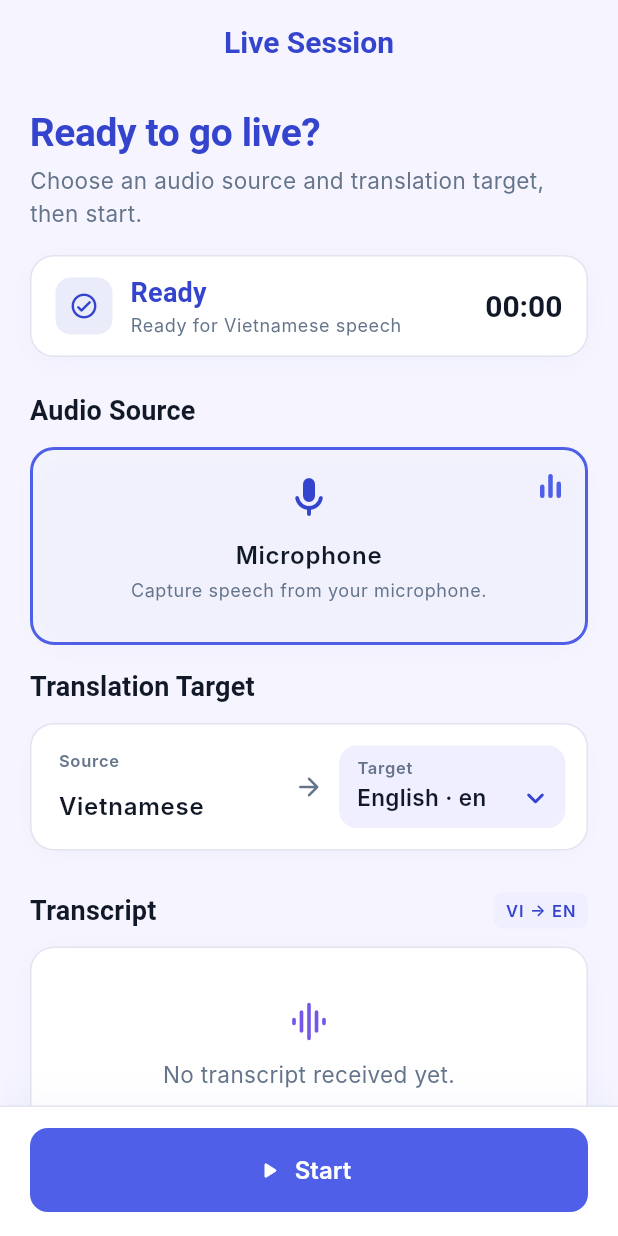
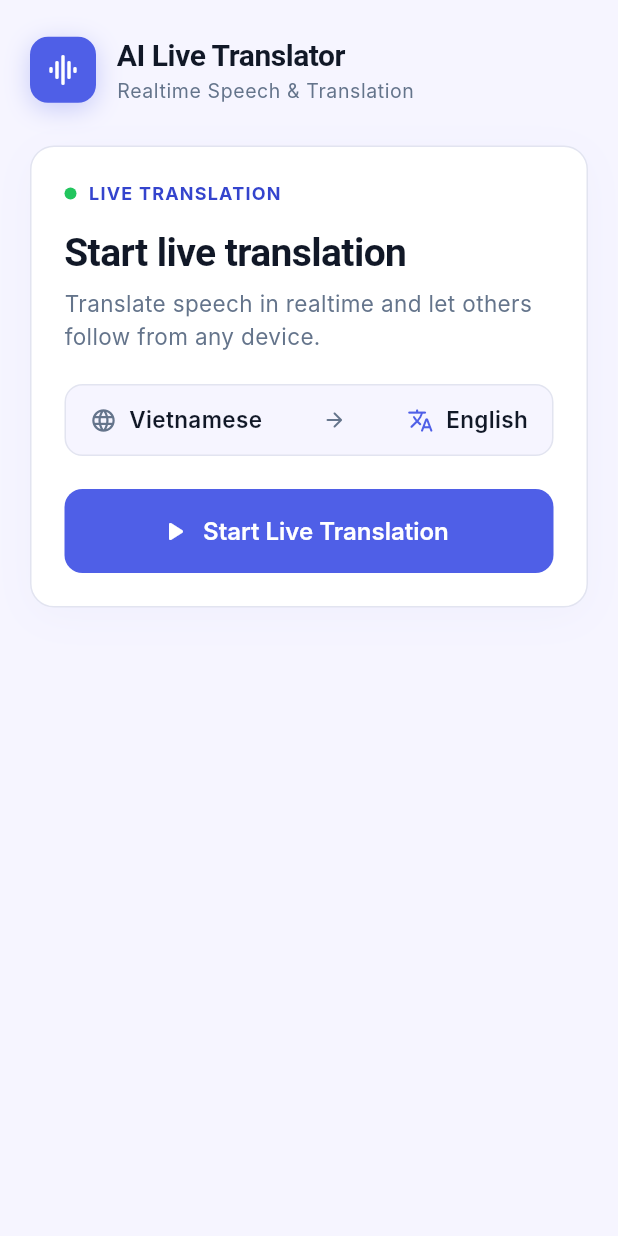
Before and after one commit to DangAnhNhut/AI_Live_Translator, a Flutter app: the screen it shows after launch, on a phone screen of 412 x 824 dp. Run offline on Flutter 3.47's test engine with Material 3 defaults, Android fonts, the phone set to English and light mode, and no system bars; our stand-ins replace permission_handler; missing offline and left inert: flutter_file_saver, record; Roboto replaces fonts that are missing (Inter, Plus Jakarta Sans).

Commit message:
feat(mobile): add home and safe session navigation

```diff
--- a/apps/mobile/lib/app.dart
+++ b/apps/mobile/lib/app.dart
@@ -2,7 +2,7 @@ import 'package:flutter/material.dart';
 
 import 'benchmark/stt_benchmark.dart';
 import 'diagnostics/stt_transcript_trace.dart';
-import 'screens/live_session_screen.dart';
+import 'screens/home_screen.dart';
 import 'services/audio_input.dart';
 import 'services/debug_stt_session_transport.dart';
 import 'services/microphone_capture_service.dart';
@@ -66,7 +66,7 @@ class _AiLiveTranslatorAppState extends State<AiLiveTranslatorApp> {
       title: 'AI Live Translator',
       debugShowCheckedModeBanner: false,
       theme: buildAppTheme(),
-      home: LiveSessionScreen(
+      home: HomeScreen(
         controller: _controller,
         debugControls: widget.debugControls,
       ),
--- /dev/null
+++ b/apps/mobile/lib/screens/home_screen.dart
@@ -0,0 +1,247 @@
+import 'package:flutter/material.dart';
+
+import '../services/debug_stt_session_transport.dart';
+import '../session/live_session_controller.dart';
+import '../theme/app_theme.dart';
+import 'live_session_screen.dart';
+
+class HomeScreen extends StatelessWidget {
+  const HomeScreen({
+    super.key,
+    required this.controller,
+    this.debugControls,
+    this.onStartLiveTranslation,
+  });
+
+  final LiveSessionController controller;
+  final DebugSttSessionControls? debugControls;
+  final VoidCallback? onStartLiveTranslation;
+
+  void _openLiveSession(BuildContext context) {
+    if (onStartLiveTranslation != null) {
+      onStartLiveTranslation!();
+      return;
+    }
+    if (controller.hasStoppedSession) {
+      controller.resetToReady();
+    }
+    Navigator.of(context).push(
+      MaterialPageRoute<void>(
+        builder: (_) => LiveSessionScreen(
+          controller: controller,
+          debugControls: debugControls,
+        ),
+      ),
+    );
+  }
+
+  @override
+  Widget build(BuildContext context) {
+    return Scaffold(
+      backgroundColor: AppColors.background,
+      body: SafeArea(
+        child: SingleChildScrollView(
+          padding: const EdgeInsets.symmetric(horizontal: 20, vertical: 24),
+          child: Column(
+            crossAxisAlignment: CrossAxisAlignment.stretch,
+            children: [
+              _HomeHeader(),
+              const SizedBox(height: 28),
+              _HeroCard(
+                onStart: () => _openLiveSession(context),
+              ),
+            ],
+          ),
+        ),
+      ),
+    );
+  }
+}
+
+class _HomeHeader extends StatelessWidget {
+  @override
+  Widget build(BuildContext context) {
+    return Row(
+      children: [
+        Container(
+          width: 44,
+          height: 44,
+          decoration: BoxDecoration(
+            color: AppColors.primary,
+            borderRadius: BorderRadius.circular(12),
+            boxShadow: [
+              BoxShadow(
+                color: AppColors.primary.withValues(alpha: 0.28),
+                blurRadius: 14,
+                offset: const Offset(0, 4),
+              ),
+            ],
+          ),
+          child: const Icon(
+            Icons.graphic_eq_rounded,
+            color: Colors.white,
+            size: 24,
+          ),
+        ),
+        const SizedBox(width: 14),
+        Expanded(
+          child: Column(
+            crossAxisAlignment: CrossAxisAlignment.start,
+            children: [
+              Text(
+                'AI Live Translator',
+                style: Theme.of(context).textTheme.titleLarge?.copyWith(
+                  fontWeight: FontWeight.w700,
+                  color: AppColors.text,
+                  letterSpacing: -0.3,
+                ),
+              ),
+              const SizedBox(height: 2),
+              Text(
+                'Realtime Speech & Translation',
+                style: Theme.of(context).textTheme.bodySmall?.copyWith(
+                  color: AppColors.secondaryText,
+                  fontSize: 13,
+                ),
+              ),
+            ],
+          ),
+        ),
+      ],
+    );
+  }
+}
+
+class _HeroCard extends StatelessWidget {
+  const _HeroCard({required this.onStart});
+
+  final VoidCallback onStart;
+
+  @override
+  Widget build(BuildContext context) {
+    return Container(
+      decoration: BoxDecoration(
+        color: AppColors.card,
+        borderRadius: BorderRadius.circular(AppRadii.card),
+        border: Border.all(color: AppColors.border),
+        boxShadow: const [
+          BoxShadow(
+            color: Color(0x083444CD),
+            blurRadius: 24,
+            offset: Offset(0, 6),
+          ),
+        ],
+      ),
+      padding: const EdgeInsets.all(22),
+      child: Column(
+        crossAxisAlignment: CrossAxisAlignment.start,
+        children: [
+          Row(
+            mainAxisSize: MainAxisSize.min,
+            children: [
+              Container(
+                width: 8,
+                height: 8,
+                decoration: const BoxDecoration(
+                  color: AppColors.live,
+                  shape: BoxShape.circle,
+                ),
+              ),
+              const SizedBox(width: 8),
+              const Text(
+                'LIVE TRANSLATION',
+                style: TextStyle(
+                  fontFamily: 'Inter',
+                  fontSize: 12,
+                  fontWeight: FontWeight.w700,
+                  letterSpacing: 0.8,
+                  color: AppColors.primaryStrong,
+                ),
+              ),
+            ],
+          ),
+          const SizedBox(height: 14),
+          Text(
+            'Start live translation',
+            style: Theme.of(context).textTheme.headlineMedium?.copyWith(
+              fontWeight: FontWeight.w700,
+              color: AppColors.text,
+              letterSpacing: -0.4,
+            ),
+          ),
+          const SizedBox(height: 8),
+          Text(
+            'Translate speech in realtime and let others follow from any device.',
+            style: Theme.of(context).textTheme.bodyMedium?.copyWith(
+              color: AppColors.secondaryText,
+              height: 1.45,
+            ),
+          ),
+          const SizedBox(height: 20),
+          Container(
+            decoration: BoxDecoration(
+              color: AppColors.background,
+              borderRadius: BorderRadius.circular(12),
+              border: Border.all(color: AppColors.border),
+            ),
+            padding: const EdgeInsets.symmetric(horizontal: 16, vertical: 12),
+            child: Row(
+              mainAxisAlignment: MainAxisAlignment.spaceBetween,
+              children: [
+                Row(
+                  children: [
+                    const Icon(
+                      Icons.language_rounded,
+                      size: 18,
+                      color: AppColors.secondaryText,
+                    ),
+                    const SizedBox(width: 8),
+                    Text(
+                      'Vietnamese',
+                      style: Theme.of(context).textTheme.bodyMedium?.copyWith(
+                        fontWeight: FontWeight.w600,
+                        color: AppColors.text,
+                      ),
+                    ),
+                  ],
+                ),
+                const Icon(
+                  Icons.arrow_forward_rounded,
+                  size: 16,
+                  color: AppColors.secondaryText,
+                ),
+                Row(
+                  children: [
+                    const Icon(
+                      Icons.translate_rounded,
+                      size: 18,
+                      color: AppColors.primary,
+                    ),
+                    const SizedBox(width: 8),
+                    Text(
+                      'English',
+                      style: Theme.of(context).textTheme.bodyMedium?.copyWith(
+                        fontWeight: FontWeight.w600,
+                        color: AppColors.text,
+                      ),
+                    ),
+                  ],
+                ),
+              ],
+            ),
+          ),
+          const SizedBox(height: 22),
+          SizedBox(
+            width: double.infinity,
+            child: FilledButton.icon(
+              key: const Key('home_start_translation_button'),
+              onPressed: onStart,
+              icon: const Icon(Icons.play_arrow_rounded, size: 22),
+              label: const Text('Start Live Translation'),
+            ),
+          ),
+        ],
+      ),
+    );
+  }
+}
```
Also changed, not shown: apps/mobile/lib/screens/live_session_screen.dart (+76 -9 lines), apps/mobile/lib/session/live_session_controller.dart (+17 -0 lines), 3 other files.
